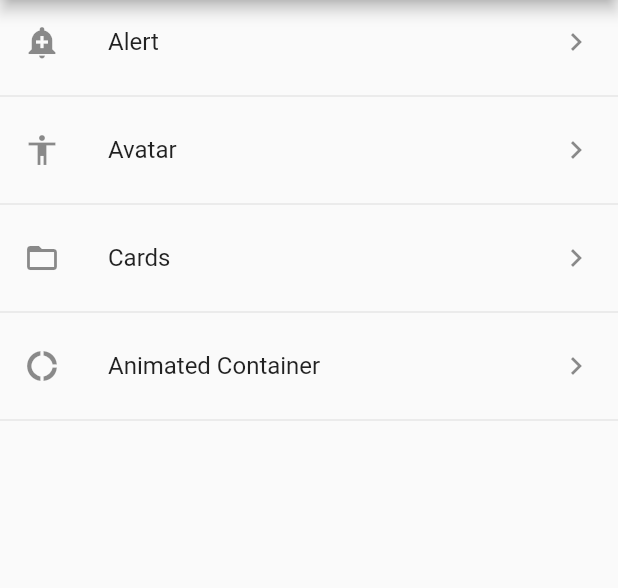
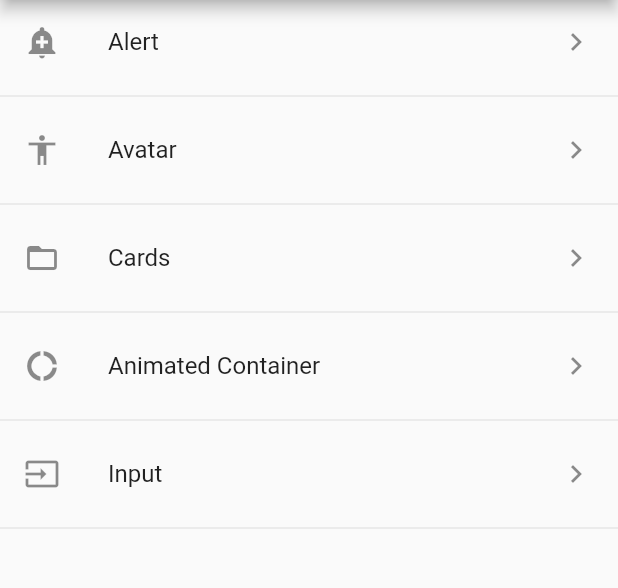
Before and after one commit to jorwan/flutter-apps, a Flutter app: the screen it shows after launch, on a phone screen of 412 x 824 dp, the part 84-672 px from its top. Run offline on Flutter 3.47's test engine with Material 2 defaults, Android fonts, the phone set to English and light mode, and no system bars.

Commit message:
Using Input

```diff
--- a/componentes/data/routes.json
+++ b/componentes/data/routes.json
@@ -19,6 +19,11 @@
       "route"  : "animatedContainer",
       "icon"   : "donut_large",
       "title"  : "Animated Container"
+    },
+    {
+      "route"  : "input",
+      "icon"   : "input",
+      "title"  : "Input"
     }
   ]
 }
--- a/componentes/lib/src/config/routes.dart
+++ b/componentes/lib/src/config/routes.dart
@@ -5,6 +5,7 @@ import 'package:componentes/src/pages/avatar_page.dart';
 import 'package:componentes/src/pages/card_page.dart';
 import 'package:componentes/src/pages/home_page.dart';
 import 'package:componentes/src/pages/animated_container_page.dart';
+import 'package:componentes/src/pages/input_page.dart';
 
 // Set initial route to call on run app
 final String initialRoute = '/';
@@ -15,7 +16,8 @@ final Map<String, Widget Function(BuildContext context)> _routes = {
   'alert'                : (BuildContext context) => AlertPage(),
   'avatar'               : (BuildContext context) => AvatarPage(),
   'card'                 : (BuildContext context) => CardPage(),
-  'animatedContainer'    : (BuildContext context) => AnimatedContainerPage()
+  'animatedContainer'    : (BuildContext context) => AnimatedContainerPage(),
+  'input'                : (BuildContext context) => InputPage()
 };
 
 class Router {
--- a/componentes/lib/src/utils/icon_helper.dart
+++ b/componentes/lib/src/utils/icon_helper.dart
@@ -4,7 +4,8 @@ final Map<String, IconData> _icons = {
   'add_alert'     : Icons.add_alert,
   'accessibility' : Icons.accessibility,
   'folder_open'   : Icons.folder_open,
-  'donut_large'   : Icons.donut_large
+  'donut_large'   : Icons.donut_large,
+  'input'   : Icons.input,
 };
 
 IconData getIcon(String iconName) => _icons[iconName];
```
Also changed, not shown: componentes/lib/src/pages/input_page.dart (added, +53 -0 lines).
